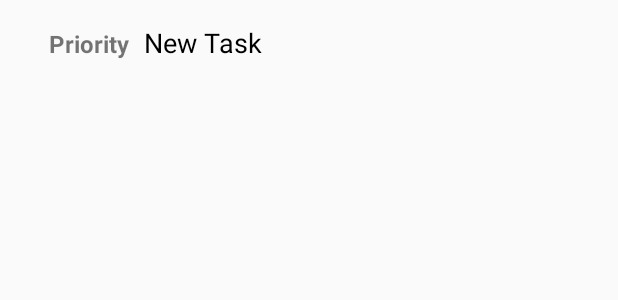
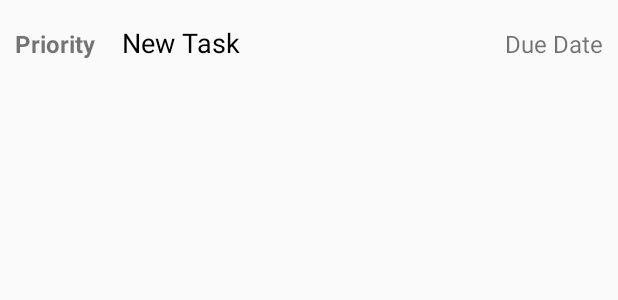
Before and after one commit to psdewar2/ToDo, an Android app: the layout item_todo.xml on its own in the app's theme, with its tools: preview values and no code run, on a phone screen of 412 x 824 dp. Shown: the top 300 px of the screen. Run offline under Robolectric (Android 15) with nearby library versions, the phone set to English and light mode, and no system bars.

Commit message:
Due dates are now displayed within the listview item

```diff
--- a/app/src/main/res/layout/item_todo.xml
+++ b/app/src/main/res/layout/item_todo.xml
@@ -13,7 +13,7 @@
         android:id="@+id/priority"
         android:layout_width="0dp"
         android:layout_height="wrap_content"
-        android:gravity="end"
+        android:gravity="start"
         android:layout_marginLeft="10dp"
         android:layout_marginStart="10dp"
         android:layout_weight="0.2"
@@ -34,4 +34,13 @@
         android:textColor="#000"
         android:textSize="18sp"/>
 
+    <TextView
+        android:id="@+id/dueDateListTextView"
+        android:layout_width="wrap_content"
+        android:layout_height="wrap_content"
+        android:text="Due Date"
+        android:layout_marginRight="10dp"
+        android:layout_marginEnd="10dp"
+        android:textSize="16sp"/>
+
 </LinearLayout>
```
Also changed, not shown: app/src/main/java/com/psd/todo/ToDoAdapter.java (+9 -1 lines).
